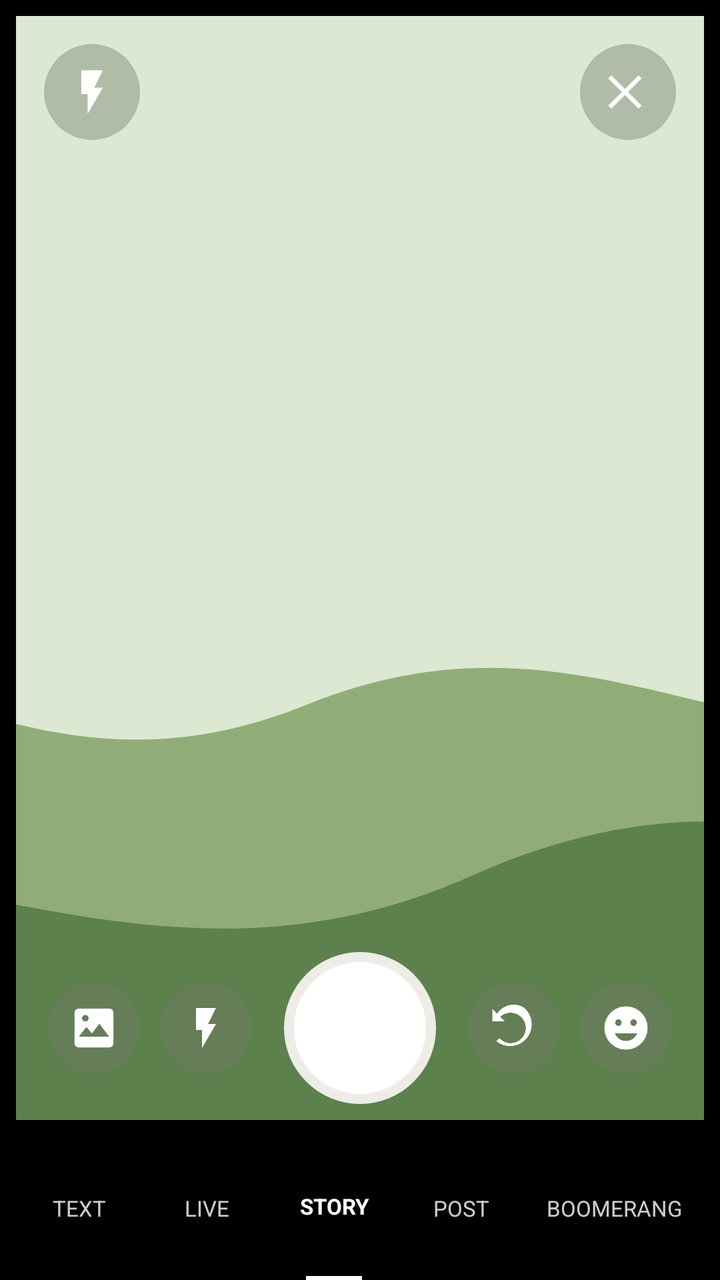
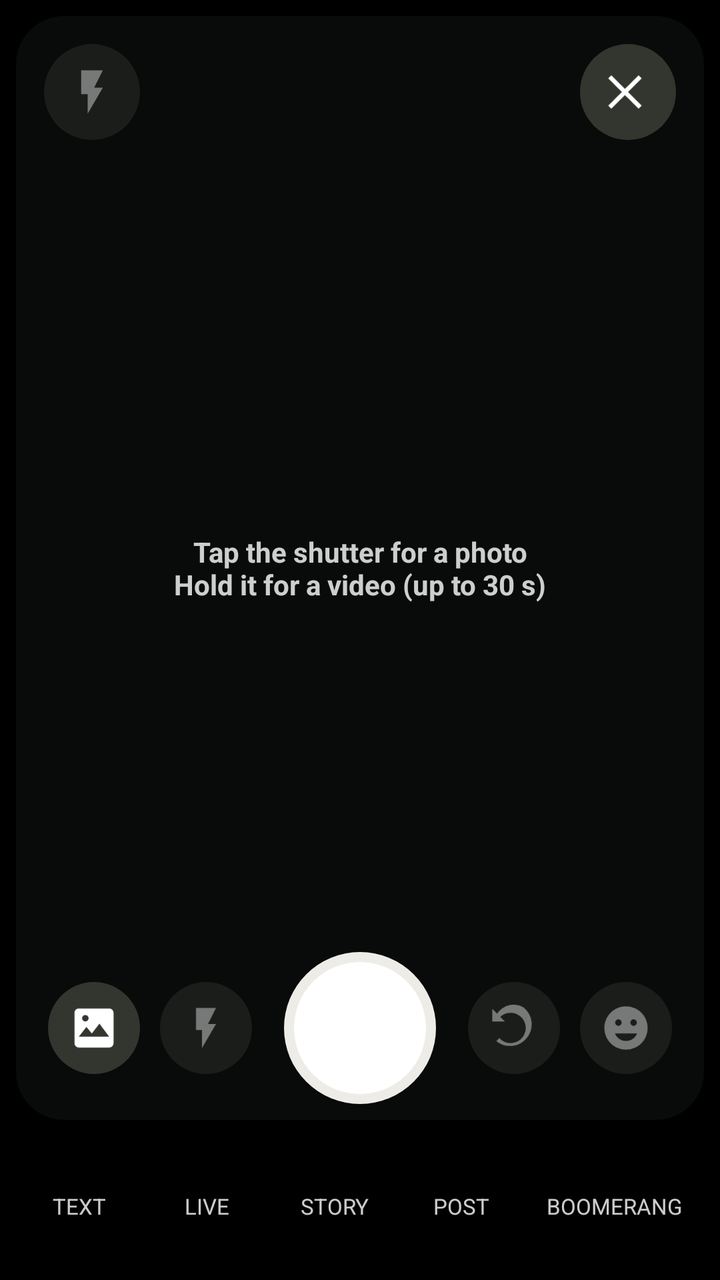

Screens rendered from an Android XML layout before and after an edit, with the pre-edit source and the edit as a unified diff.
<!-- AndroidManifest.xml: application theme Theme.Kinnect -->
<!-- res/layout/activity_camera.xml -->
<?xml version="1.0" encoding="utf-8"?>
<LinearLayout
    xmlns:android="http://schemas.android.com/apk/res/android"
    android:layout_width="match_parent"
    android:layout_height="match_parent"
    android:background="@color/black"
    android:orientation="vertical">

    <RelativeLayout
        android:layout_width="match_parent"
        android:layout_height="0dp"
        android:layout_margin="8dp"
        android:layout_weight="1">

        <ImageView
            android:layout_width="match_parent"
            android:layout_height="match_parent"
            android:scaleType="centerCrop"
            android:src="@drawable/landscape" />

        <ImageView
            android:layout_width="48dp"
            android:layout_height="48dp"
            android:layout_margin="14dp"
            android:background="@drawable/circle_dark"
            android:contentDescription="Flash"
            android:padding="11dp"
            android:src="@drawable/ic_flash"
            android:tint="@color/white" />

        <ImageView
            android:id="@+id/backButton"
            android:layout_width="48dp"
            android:layout_height="48dp"
            android:layout_alignParentEnd="true"
            android:layout_margin="14dp"
            android:background="@drawable/circle_dark"
            android:contentDescription="Close"
            android:padding="11dp"
            android:src="@drawable/ic_close"
            android:tint="@color/white" />

        <LinearLayout
            android:layout_width="match_parent"
            android:layout_height="92dp"
            android:layout_alignParentBottom="true"
            android:gravity="center"
            android:paddingHorizontal="10dp">

            <ImageView
                android:id="@+id/galleryButton"
                android:layout_width="46dp"
                android:layout_height="46dp"
                android:background="@drawable/circle_dark"
                android:contentDescription="Gallery"
                android:padding="10dp"
                android:src="@drawable/ic_image"
                android:tint="@color/white" />

            <ImageView
                android:layout_width="46dp"
                android:layout_height="46dp"
                android:layout_marginStart="10dp"
                android:background="@drawable/circle_dark"
                android:contentDescription="Flash"
                android:padding="11dp"
                android:src="@drawable/ic_flash"
                android:tint="@color/white" />

            <RelativeLayout
                android:id="@+id/shutterButton"
                android:layout_width="76dp"
                android:layout_height="76dp"
                android:layout_marginHorizontal="16dp"
                android:background="@drawable/circle_soft">

                <View
                    android:layout_width="66dp"
                    android:layout_height="66dp"
                    android:layout_centerInParent="true"
                    android:background="@drawable/circle_white" />

            </RelativeLayout>

            <ImageView
                android:layout_width="46dp"
                android:layout_height="46dp"
                android:background="@drawable/circle_dark"
                android:contentDescription="Switch camera"
                android:padding="10dp"
                android:src="@drawable/ic_rotate"
                android:tint="@color/white" />

            <ImageView
                android:layout_width="46dp"
                android:layout_height="46dp"
                android:layout_marginStart="10dp"
                android:background="@drawable/circle_dark"
                android:contentDescription="Effects"
                android:padding="10dp"
                android:src="@drawable/ic_smile"
                android:tint="@color/white" />

        </LinearLayout>

    </RelativeLayout>

    <LinearLayout
        android:layout_width="match_parent"
        android:layout_height="72dp"
        android:gravity="center"
        android:paddingHorizontal="8dp">

        <TextView
            style="@style/Meta"
            android:layout_width="0dp"
            android:layout_height="match_parent"
            android:layout_weight="1"
            android:gravity="center"
            android:text="TEXT"
            android:textColor="#CCFFFFFF" />

        <TextView
            style="@style/Meta"
            android:layout_width="0dp"
            android:layout_height="match_parent"
            android:layout_weight="1"
            android:gravity="center"
            android:text="LIVE"
            android:textColor="#CCFFFFFF" />

        <LinearLayout
            android:layout_width="0dp"
            android:layout_height="match_parent"
            android:layout_weight="1"
            android:gravity="center"
            android:orientation="vertical">

            <TextView
                style="@style/Meta"
                android:layout_width="match_parent"
                android:layout_height="0dp"
                android:layout_weight="1"
                android:gravity="center"
                android:text="STORY"
                android:textColor="@color/white"
                android:textStyle="bold" />

            <View
                android:layout_width="28dp"
                android:layout_height="2dp"
                android:background="@color/white" />

        </LinearLayout>

        <TextView
            style="@style/Meta"
            android:layout_width="0dp"
            android:layout_height="match_parent"
            android:layout_weight="1"
            android:gravity="center"
            android:text="POST"
            android:textColor="#CCFFFFFF" />

        <TextView
            style="@style/Meta"
            android:layout_width="0dp"
            android:layout_height="match_parent"
            android:layout_weight="1.4"
            android:gravity="center"
            android:text="BOOMERANG"
            android:textColor="#CCFFFFFF" />

    </LinearLayout>

</LinearLayout>
<!-- resources referenced by this layout -->
<resources>
  <color name="black">#FF000000</color>
  <color name="white">#FFFFFFFF</color>
  <!-- drawable circle_dark (drawable) -->
  <shape xmlns:android="http://schemas.android.com/apk/res/android" android:shape="oval">
      <solid android:color="#66707968" />
  </shape>
  <!-- drawable circle_soft (drawable) -->
  <shape xmlns:android="http://schemas.android.com/apk/res/android" android:shape="oval">
      <solid android:color="@color/surface_soft" />
  </shape>
  <!-- drawable circle_white (drawable) -->
  <shape xmlns:android="http://schemas.android.com/apk/res/android" android:shape="oval">
      <solid android:color="@color/white" />
  </shape>
  <!-- drawable ic_close (drawable) -->
  <vector xmlns:android="http://schemas.android.com/apk/res/android" android:width="24dp" android:height="24dp" android:viewportWidth="24" android:viewportHeight="24"><path android:fillColor="@color/text_primary" android:pathData="M18.3,5.71L12,12l6.3,6.29 -1.41,1.42L10.59,13.41 4.29,19.71 2.88,18.29 9.17,12 2.88,5.71 4.29,4.29 10.59,10.59 16.89,4.29z"/></vector>
  <!-- drawable ic_flash (drawable) -->
  <vector xmlns:android="http://schemas.android.com/apk/res/android" android:width="24dp" android:height="24dp" android:viewportWidth="24" android:viewportHeight="24"><path android:fillColor="@color/text_primary" android:pathData="M7,2v11h3v9l7,-12h-4l4,-8z"/></vector>
  <!-- drawable ic_image (drawable) -->
  <vector xmlns:android="http://schemas.android.com/apk/res/android" android:width="24dp" android:height="24dp" android:viewportWidth="24" android:viewportHeight="24"><path android:fillColor="@color/text_primary" android:pathData="M21,19V5c0,-1.1 -0.9,-2 -2,-2H5C3.9,3 3,3.9 3,5v14c0,1.1 0.9,2 2,2h14c1.1,0 2,-0.9 2,-2zM8.5,11.5l2.5,3.01L14.5,10l4.5,6H5zM8,9a1.5,1.5 0,1 1,0 -3,1.5 1.5,0 0,1 0,3z"/></vector>
  <!-- drawable ic_rotate (drawable) -->
  <vector xmlns:android="http://schemas.android.com/apk/res/android" android:width="24dp" android:height="24dp" android:viewportWidth="24" android:viewportHeight="24"><path android:fillColor="@color/text_primary" android:pathData="M16.48,2.52A9,9 0,0 0,4.22 5.41L2,3.18V9h5.82L5.66,6.84a7,7 0,1 1,-0.42 9.83l-1.42,1.41A9,9 0,1 0,16.48 2.52z"/></vector>
  <!-- drawable landscape (drawable) -->
  <vector xmlns:android="http://schemas.android.com/apk/res/android" android:width="360dp" android:height="220dp" android:viewportWidth="360" android:viewportHeight="220"><path android:fillColor="#DCE8D2" android:pathData="M0,0h360v220h-360z"/><path android:fillColor="#F8E9B6" android:pathData="M278,20a40,40 0,1 0,80 0a40,40 0,1 0,-80 0"/><path android:fillColor="#91AD77" android:pathData="M0,135 C72,100 102,165 170,137 C238,110 269,172 360,126 L360,220 L0,220z"/><path android:fillColor="#5D814D" android:pathData="M0,180 C75,145 128,205 203,171 C276,139 306,192 360,176 L360,220 L0,220z"/></vector>
  <style name="Meta"><item name="android:fontFamily">sans</item><item name="android:textColor">@color/text_secondary</item><item name="android:textSize">11sp</item></style>
  <style name="Theme.Kinnect" parent="Theme.AppCompat.Light.NoActionBar">
          <item name="android:statusBarColor">@android:color/transparent</item>
          <item name="android:navigationBarColor">@android:color/transparent</item>
          <item name="android:windowSoftInputMode">adjustResize</item>
          <item name="android:colorAccent">@color/primary</item>
          <item name="colorAccent">@color/primary</item>
      </style>
  <color name="surface_soft">#EEECE7</color>
  <color name="text_primary">#202124</color>
  <color name="text_secondary">#6F716F</color>
  <color name="primary">#0B5F63</color>
  <!-- unchanged entries left out for length: 1 -->
</resources>

<!-- the commit's change to res/layout/activity_camera.xml (unified diff, before → after) -->
@@ -13,12 +13,28 @@
         android:layout_weight="1">
 
         <ImageView
+            android:id="@+id/cameraPreview"
             android:layout_width="match_parent"
             android:layout_height="match_parent"
-            android:scaleType="centerCrop"
-            android:src="@drawable/landscape" />
+            android:background="@drawable/rounded_dark"
+            android:contentDescription="Camera"
+            android:scaleType="centerCrop" />
+
+        <TextView
+            android:id="@+id/cameraHint"
+            style="@style/Heading"
+            android:layout_width="match_parent"
+            android:layout_height="wrap_content"
+            android:layout_centerInParent="true"
+            android:gravity="center"
+            android:paddingHorizontal="32dp"
+            android:text="Tap the shutter for a photo\nHold it for a video (up to 30 s)"
+            android:textColor="#CCFFFFFF"
+            android:textSize="14sp" />
 
         <ImageView
+            android:id="@+id/cameraSettingsButton"
+            android:alpha="0.45"
             android:layout_width="48dp"
             android:layout_height="48dp"
             android:layout_margin="14dp"
@@ -58,6 +74,8 @@
                 android:tint="@color/white" />
 
             <ImageView
+                android:alpha="0.45"
+                android:id="@+id/cameraFlashButton"
                 android:layout_width="46dp"
                 android:layout_height="46dp"
                 android:layout_marginStart="10dp"
@@ -89,6 +107,8 @@
                 android:contentDescription="Switch camera"
                 android:padding="10dp"
                 android:src="@drawable/ic_rotate"
+                android:id="@+id/cameraSwitchButton"
+                android:alpha="0.45"
                 android:tint="@color/white" />
 
             <ImageView
@@ -99,6 +119,8 @@
                 android:contentDescription="Effects"
                 android:padding="10dp"
                 android:src="@drawable/ic_smile"
+                android:id="@+id/cameraEffectsButton"
+                android:alpha="0.45"
                 android:tint="@color/white" />
 
         </LinearLayout>
@@ -111,65 +133,140 @@
         android:gravity="center"
         android:paddingHorizontal="8dp">
 
-        <TextView
-            style="@style/Meta"
-            android:layout_width="0dp"
-            android:layout_height="match_parent"
-            android:layout_weight="1"
-            android:gravity="center"
-            android:text="TEXT"
-            android:textColor="#CCFFFFFF" />
-
-        <TextView
-            style="@style/Meta"
-            android:layout_width="0dp"
-            android:layout_height="match_parent"
-            android:layout_weight="1"
-            android:gravity="center"
-            android:text="LIVE"
-            android:textColor="#CCFFFFFF" />
-
-        <LinearLayout
-            android:layout_width="0dp"
-            android:layout_height="match_parent"
-            android:layout_weight="1"
-            android:gravity="center"
-            android:orientation="vertical">
-
-            <TextView
+        <LinearLayout
+            android:id="@+id/modeText"
+            android:layout_width="0dp"
+            android:layout_height="match_parent"
+            android:layout_weight="1"
+            android:gravity="center"
+            android:orientation="vertical">
+
+            <TextView
+                android:id="@+id/modeTextLabel"
+                style="@style/Meta"
+                android:layout_width="match_parent"
+                android:layout_height="0dp"
+                android:layout_weight="1"
+                android:gravity="center"
+                android:text="TEXT"
+                android:textColor="#CCFFFFFF" />
+
+            <View
+                android:id="@+id/modeTextLine"
+                android:layout_width="28dp"
+                android:layout_height="2dp"
+                android:background="@color/white"
+                android:visibility="invisible" />
+
+        </LinearLayout>
+
+        <LinearLayout
+            android:id="@+id/modeLive"
+            android:layout_width="0dp"
+            android:layout_height="match_parent"
+            android:layout_weight="1"
+            android:gravity="center"
+            android:orientation="vertical">
+
+            <TextView
+                android:id="@+id/modeLiveLabel"
+                style="@style/Meta"
+                android:layout_width="match_parent"
+                android:layout_height="0dp"
+                android:layout_weight="1"
+                android:gravity="center"
+                android:text="LIVE"
+                android:textColor="#CCFFFFFF" />
+
+            <View
+                android:id="@+id/modeLiveLine"
+                android:layout_width="28dp"
+                android:layout_height="2dp"
+                android:background="@color/white"
+                android:visibility="invisible" />
+
+        </LinearLayout>
+
+        <LinearLayout
+            android:id="@+id/modeStory"
+            android:layout_width="0dp"
+            android:layout_height="match_parent"
+            android:layout_weight="1"
+            android:gravity="center"
+            android:orientation="vertical">
+
+            <TextView
+                android:id="@+id/modeStoryLabel"
                 style="@style/Meta"
                 android:layout_width="match_parent"
                 android:layout_height="0dp"
                 android:layout_weight="1"
                 android:gravity="center"
                 android:text="STORY"
-                android:textColor="@color/white"
-                android:textStyle="bold" />
-
-            <View
-                android:layout_width="28dp"
-                android:layout_height="2dp"
-                android:background="@color/white" />
-
-        </LinearLayout>
-
-        <TextView
-            style="@style/Meta"
-            android:layout_width="0dp"
-            android:layout_height="match_parent"
-            android:layout_weight="1"
-            android:gravity="center"
-            android:text="POST"
-            android:textColor="#CCFFFFFF" />
-
-        <TextView
-            style="@style/Meta"
+                android:textColor="#CCFFFFFF" />
+
+            <View
+                android:id="@+id/modeStoryLine"
+                android:layout_width="28dp"
+                android:layout_height="2dp"
+                android:background="@color/white"
+                android:visibility="invisible" />
+
+        </LinearLayout>
+
+        <LinearLayout
+            android:id="@+id/modePost"
+            android:layout_width="0dp"
+            android:layout_height="match_parent"
+            android:layout_weight="1"
+            android:gravity="center"
+            android:orientation="vertical">
+
+            <TextView
+                android:id="@+id/modePostLabel"
+                style="@style/Meta"
+                android:layout_width="match_parent"
+                android:layout_height="0dp"
+                android:layout_weight="1"
+                android:gravity="center"
+                android:text="POST"
+                android:textColor="#CCFFFFFF" />
+
+            <View
+                android:id="@+id/modePostLine"
+                android:layout_width="28dp"
+                android:layout_height="2dp"
+                android:background="@color/white"
+                android:visibility="invisible" />
+
+        </LinearLayout>
+
+        <LinearLayout
+            android:id="@+id/modeBoomerang"
             android:layout_width="0dp"
             android:layout_height="match_parent"
             android:layout_weight="1.4"
             android:gravity="center"
-            android:text="BOOMERANG"
-            android:textColor="#CCFFFFFF" />
+            android:orientation="vertical">
+
+            <TextView
+                android:id="@+id/modeBoomerangLabel"
+                style="@style/Meta"
+                android:layout_width="match_parent"
+                android:layout_height="0dp"
+                android:layout_weight="1"
+                android:gravity="center"
+                android:text="BOOMERANG"
+                android:textColor="#CCFFFFFF" />
+
+            <View
+                android:id="@+id/modeBoomerangLine"
+                android:layout_width="28dp"
+                android:layout_height="2dp"
+                android:background="@color/white"
+                android:visibility="invisible" />
+
+        </LinearLayout>
 
     </LinearLayout>
 
<!-- resource entries referenced after the edit -->
@@ -22,8 +22,12 @@
   <vector xmlns:android="http://schemas.android.com/apk/res/android" android:width="24dp" android:height="24dp" android:viewportWidth="24" android:viewportHeight="24"><path android:fillColor="@color/text_primary" android:pathData="M21,19V5c0,-1.1 -0.9,-2 -2,-2H5C3.9,3 3,3.9 3,5v14c0,1.1 0.9,2 2,2h14c1.1,0 2,-0.9 2,-2zM8.5,11.5l2.5,3.01L14.5,10l4.5,6H5zM8,9a1.5,1.5 0,1 1,0 -3,1.5 1.5,0 0,1 0,3z"/></vector>
   <!-- drawable ic_rotate (drawable) -->
   <vector xmlns:android="http://schemas.android.com/apk/res/android" android:width="24dp" android:height="24dp" android:viewportWidth="24" android:viewportHeight="24"><path android:fillColor="@color/text_primary" android:pathData="M16.48,2.52A9,9 0,0 0,4.22 5.41L2,3.18V9h5.82L5.66,6.84a7,7 0,1 1,-0.42 9.83l-1.42,1.41A9,9 0,1 0,16.48 2.52z"/></vector>
-  <!-- drawable landscape (drawable) -->
-  <vector xmlns:android="http://schemas.android.com/apk/res/android" android:width="360dp" android:height="220dp" android:viewportWidth="360" android:viewportHeight="220"><path android:fillColor="#DCE8D2" android:pathData="M0,0h360v220h-360z"/><path android:fillColor="#F8E9B6" android:pathData="M278,20a40,40 0,1 0,80 0a40,40 0,1 0,-80 0"/><path android:fillColor="#91AD77" android:pathData="M0,135 C72,100 102,165 170,137 C238,110 269,172 360,126 L360,220 L0,220z"/><path android:fillColor="#5D814D" android:pathData="M0,180 C75,145 128,205 203,171 C276,139 306,192 360,176 L360,220 L0,220z"/></vector>
+  <!-- drawable rounded_dark (drawable) -->
+  <shape xmlns:android="http://schemas.android.com/apk/res/android">
+      <solid android:color="#4D202124" />
+      <corners android:radius="24dp" />
+  </shape>
+  <style name="Heading"><item name="android:fontFamily">sans</item><item name="android:textColor">@color/text_primary</item><item name="android:textSize">16sp</item><item name="android:textStyle">bold</item></style>
   <style name="Meta"><item name="android:fontFamily">sans</item><item name="android:textColor">@color/text_secondary</item><item name="android:textSize">11sp</item></style>
   <style name="Theme.Kinnect" parent="Theme.AppCompat.Light.NoActionBar">
           <item name="android:statusBarColor">@android:color/transparent</item>
